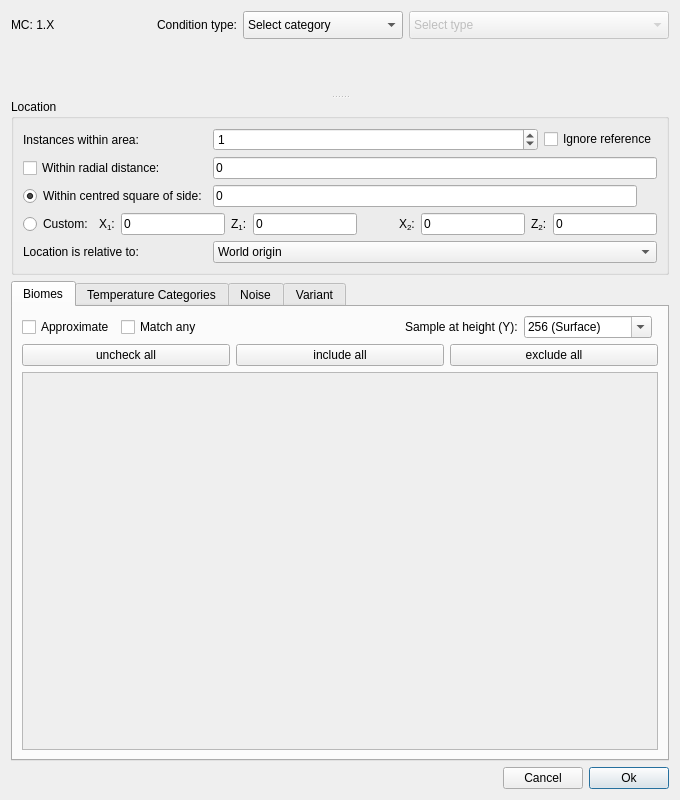
Qt form src/conditiondialog.ui (Cubitect/cubiomes-viewer) before a commit.
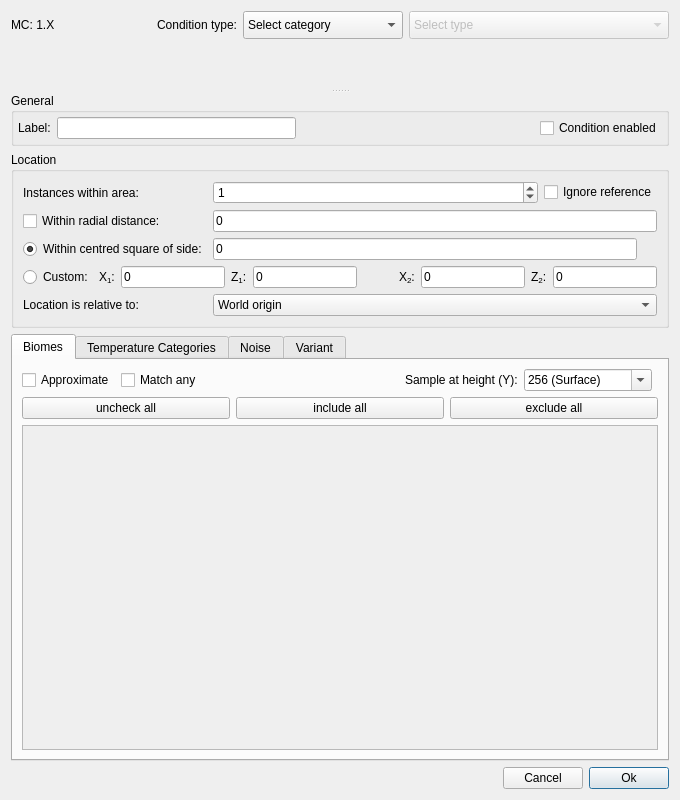
The same form after that commit. Icons and pictures are not drawn. Custom widgets are drawn as their Qt base class.

Commit message: Some fixes and changes 1) fixed biome exclude filter 2) fixed bb/ancient_cities 3) added customizable condition label texts 4) added maingui screenshot

Patch:
```diff
--- a/src/conditiondialog.ui
+++ b/src/conditiondialog.ui
@@ -163,8 +163,21 @@
      </property>
      <widget class="Collapsible" name="collapseDescription" native="true"/>
      <widget class="QWidget" name="layoutWidget">
-      <layout class="QVBoxLayout" name="verticalLayout">
-       <item>
+      <layout class="QGridLayout" name="gridLayout_7">
+       <item row="0" column="2">
+        <spacer name="horizontalSpacer_4">
+         <property name="orientation">
+          <enum>Qt::Horizontal</enum>
+         </property>
+         <property name="sizeHint" stdset="0">
+          <size>
+           <width>40</width>
+           <height>20</height>
+          </size>
+         </property>
+        </spacer>
+       </item>
+       <item row="2" column="0" rowspan="2" colspan="2">
         <widget class="QGroupBox" name="groupBoxPosition">
          <property name="title">
           <string>Location</string>
@@ -395,7 +408,73 @@
          </layout>
         </widget>
        </item>
-       <item>
+       <item row="0" column="0" rowspan="2" colspan="2">
+        <widget class="QGroupBox" name="groupBox_5">
+         <property name="title">
+          <string>General</string>
+         </property>
+         <layout class="QGridLayout" name="gridLayout_9">
+          <property name="leftMargin">
+           <number>4</number>
+          </property>
+          <property name="topMargin">
+           <number>4</number>
+          </property>
+          <property name="rightMargin">
+           <number>4</number>
+          </property>
+          <property name="bottomMargin">
+           <number>4</number>
+          </property>
+          <item row="0" column="0">
+           <widget class="QLabel" name="label_2">
+            <property name="text">
+             <string>Label:</string>
+            </property>
+           </widget>
+          </item>
+          <item row="0" column="5">
+           <widget class="QCheckBox" name="checkEnabled">
+            <property name="text">
+             <string>Condition enabled</string>
+            </property>
+           </widget>
+          </item>
+          <item row="0" column="2">
+           <spacer name="horizontalSpacer_5">
+            <property name="orientation">
+             <enum>Qt::Horizontal</enum>
+            </property>
+            <property name="sizeHint" stdset="0">
+             <size>
+              <width>40</width>
+              <height>20</height>
+             </size>
+            </property>
+           </spacer>
+          </item>
+          <item row="0" column="1">
+           <widget class="QLineEdit" name="lineSummary">
+            <property name="font">
+             <font>
+              <family>Monospace</family>
+             </font>
+            </property>
+            <property name="text">
+             <string/>
+            </property>
+            <property name="maxLength">
+             <number>26</number>
+            </property>
+            <property name="placeholderText">
+             <string/>
+            </property>
+           </widget>
+          </item>
+         </layout>
+        </widget>
+       </item>
+       <item row="4" column="0" colspan="2">
         <widget class="QTabWidget" name="tabWidget">
          <property name="currentIndex">
           <number>0</number>
@@ -435,8 +514,8 @@
                <rect>
                 <x>0</x>
                 <y>0</y>
-                <width>636</width>
-                <height>345</height>
+                <width>635</width>
+                <height>301</height>
                </rect>
               </property>
               <layout class="QVBoxLayout" name="verticalLayout_2">
```
Left out of the diff: 8 changed lines with no effect on the pictures. The commit also changes 6 other files.
